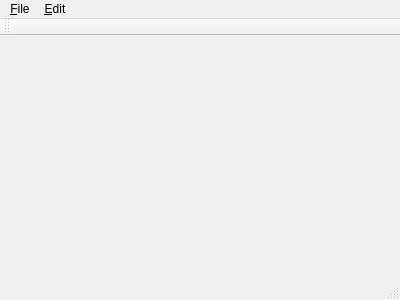
Above: pay-check-qt/mainwindow.ui from alblib/pay-cheques before the change. Below: the same form after it.
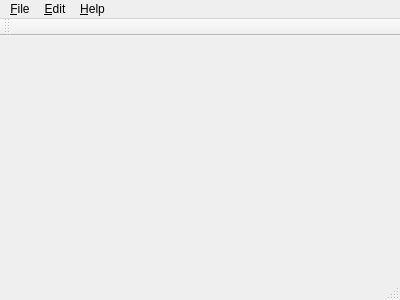
That is the form after the change.

```diff
--- a/pay-check-qt/mainwindow.ui
+++ b/pay-check-qt/mainwindow.ui
@@ -35,8 +35,16 @@
     </property>
     <addaction name="action_Preferences"/>
    </widget>
+   <widget class="QMenu" name="menu_Help">
+    <property name="title">
+     <string>&amp;Help</string>
+    </property>
+    <addaction name="actionHelp"/>
+    <addaction name="actionAbout"/>
+   </widget>
    <addaction name="menu_File"/>
    <addaction name="menu_Edit"/>
+   <addaction name="menu_Help"/>
   </widget>
   <widget class="QToolBar" name="mainToolBar">
    <attribute name="toolBarArea">
```
Left out of the diff: 21 changed lines with no effect on the pictures.
